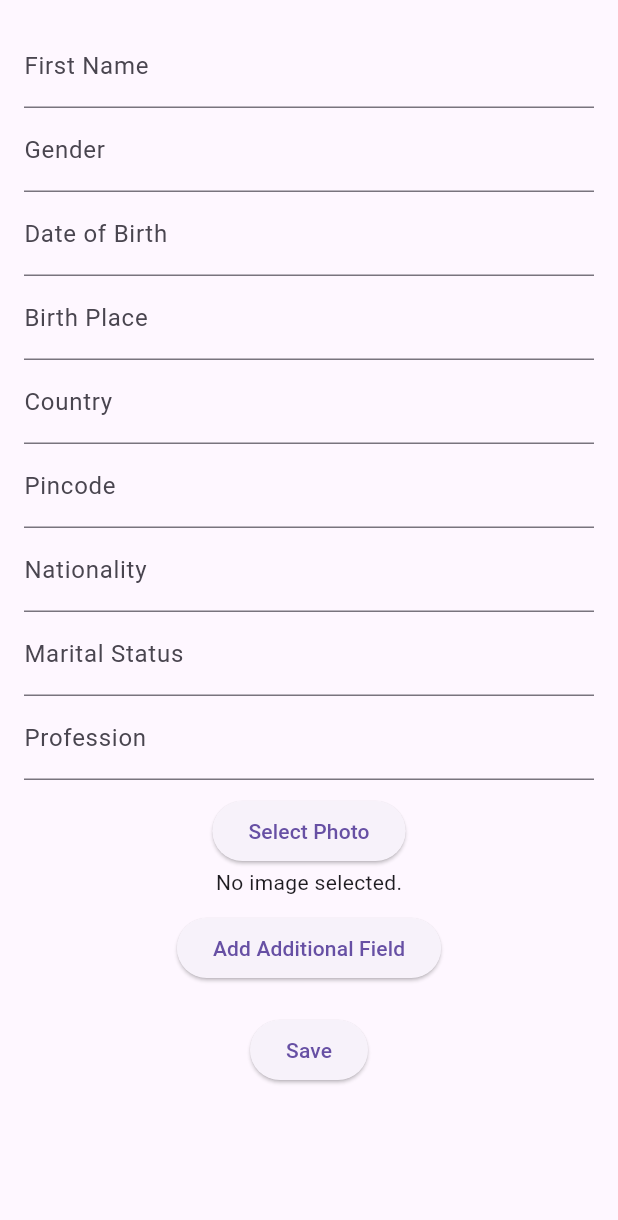
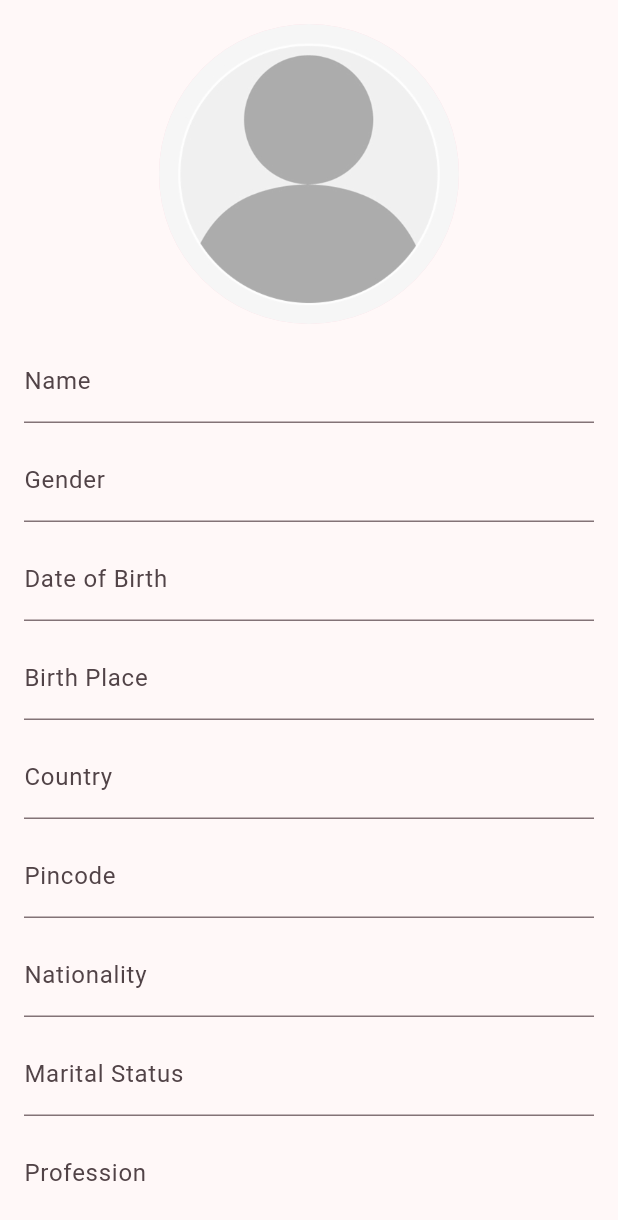
Before and after one commit to sakharevallabh/Galaxy, a Flutter app: the AddPersonView screen opened directly, on a phone screen of 412 x 824 dp. Shown: the top 1220 px of the screen. Run offline on Flutter 3.47's test engine with Material 3 defaults, Android fonts, the phone set to English and light mode, and no system bars; drawn by our look-alikes of searchfield; our stand-ins replace image_picker, logger, share, sqflite; accounts and stored records are empty.

Commit message:
Save button issue fixed for person details page and also image can be uploaded from person details page

```diff
--- /dev/null
+++ b/devtools_options.yaml
@@ -0,0 +1,3 @@
+description: This file stores settings for Dart & Flutter DevTools.
+documentation: https://docs.flutter.dev/tools/devtools/extensions#configure-extension-enablement-states
+extensions:
--- a/lib/model/person_model.dart
+++ b/lib/model/person_model.dart
@@ -12,7 +12,6 @@ class PersonModel {
   late final String? maritalStatus;
   late final String? profession;
   late final Uint8List? photo;
-  late final String? additionalFields;
 
   PersonModel({
     this.id,
@@ -26,7 +25,6 @@ class PersonModel {
     this.maritalStatus,
     this.profession,
     this.photo,
-    this.additionalFields,
   });
 
   Map<String, dynamic> toMap() {
@@ -42,7 +40,6 @@ class PersonModel {
       'maritalStatus': maritalStatus,
       'profession': profession,
       'photo': photo,
-      'additionalFields': additionalFields,
     };
   }
 
@@ -57,9 +54,10 @@ class PersonModel {
       pincode: map['pincode'] ?? 'Unknown',
       nationality: map['nationality'] ?? 'Unknown',
       maritalStatus: map['maritalStatus'] ?? 'Unknown',
-      photo: map['photo'] != null ? Uint8List.fromList(map['photo'].cast<int>()) : null,
       profession: map['profession'] ?? 'Unknown',
-      additionalFields: map['additionalFields'] ?? 'Unknown',
+      photo: map['photo'] != null
+          ? Uint8List.fromList(map['photo'].cast<int>())
+          : null,
     );
   }
 }
--- a/lib/views/forms/add_person.dart
+++ b/lib/views/forms/add_person.dart
@@ -1,9 +1,9 @@
-import 'dart:io';
 import 'dart:typed_data';
 import 'package:flutter/material.dart';
 import 'package:galaxy/helpers/people_database_helper.dart';
 import 'package:image_picker/image_picker.dart';
 import 'package:logger/logger.dart';
+import 'package:searchfield/searchfield.dart';
 
 class AddPersonView extends StatefulWidget {
   final Function()? onPersonAdded;
@@ -17,41 +17,28 @@ class AddPersonView extends StatefulWidget {
 class AddPersonViewState extends State<AddPersonView> {
   final _formKey = GlobalKey<FormState>();
   final logger = Logger();
-  File? _image;
+  XFile? _image;
+  Uint8List? _photo;
   final Map<String, dynamic> _formData = {};
+  final List<String> _maritalStatuses = ['Married', 'Unmarried', 'Divorced'];
+  final List<String> _gender = ['Male', 'Female'];
 
   // Controllers for form fields
-  final _nameController = TextEditingController();
-  final _genderController = TextEditingController();
-  final _dobController = TextEditingController();
-  final _birthPlaceController = TextEditingController();
-  final _countryController = TextEditingController();
-  final _pincodeController = TextEditingController();
-  final _nationalityController = TextEditingController();
-  final _maritalStatusController = TextEditingController();
-  final _professionController = TextEditingController();
-  Uint8List? _photo;
-  final List<Map<String, TextEditingController>> _additionalFields = [];
+  late final Map<String, TextEditingController> _controllers = {
+    'Name': TextEditingController(),
+    'Gender': TextEditingController(),
+    'Date of Birth': TextEditingController(),
+    'Birth Place': TextEditingController(),
+    'Country': TextEditingController(),
+    'Pincode': TextEditingController(),
+    'Nationality': TextEditingController(),
+    'Marital Status': TextEditingController(),
+    'Profession': TextEditingController(),
+  };
+
+
 
   final DatabaseHelper _databaseHelper = DatabaseHelper();
-
-  @override
-  void dispose() {
-    _nameController.dispose();
-    _genderController.dispose();
-    _dobController.dispose();
-    _birthPlaceController.dispose();
-    _countryController.dispose();
-    _pincodeController.dispose();
-    _nationalityController.dispose();
-    _maritalStatusController.dispose();
-    _professionController.dispose();
-    for (var field in _additionalFields) {
-      field['name']?.dispose();
-      field['value']?.dispose();
-    }
-    super.dispose();
-  }
 
   Future<void> _pickImage() async {
     final picker = ImagePicker();
@@ -59,7 +46,8 @@ class AddPersonViewState extends State<AddPersonView> {
     if (pickedFile != null) {
       pickedFile.readAsBytes().then((value) {
         setState(() {
-      _image = File(pickedFile.path);
+          //  _image = pickedFile;
+          _image = pickedFile;
           _photo = value;
         });
       }).catchError((error) {
@@ -76,66 +64,95 @@ class AddPersonViewState extends State<AddPersonView> {
     }
   }
 
+  void _clearForm() {
+     _controllers['Name']!.text = "";
+      _controllers['Gender']!.text = "";
+      _controllers['Date of Birth']!.text = "";
+      _controllers['Birth Place']!.text = "";
+      _controllers['Country']!.text = "";
+      _controllers['Pincode']!.text = "";
+      _controllers['Nationality']!.text = "";
+      _controllers['Marital Status']!.text = "";
+      _controllers['Profession']!.text = "";
+      setState(() {
+        _image = null;
+        _photo = null;
+      _photo!.clear();
+      });
+  }
+
   Future<void> _saveForm() async {
     if (_formKey.currentState!.validate()) {
       _formKey.currentState!.save();
       if (_image != null) {
         _formData['photo'] = _image!.path;
       }
-      final userId = await _databaseHelper.insertPerson({
-        'name': _nameController.text,
-        'gender': _genderController.text,
-        'dob': _dobController.text,
-        'birthPlace': _birthPlaceController.text,
-        'country': _countryController.text,
-        'pincode': _pincodeController.text,
-        'nationality': _nationalityController.text,
-        'maritalStatus': _maritalStatusController.text,
+      await _databaseHelper.insertPerson({
+        'name': _controllers['Name']!.text,
+        'gender': _controllers['Gender']!.text,
+        'dob': _controllers['Date of Birth']!.text,
+        'birthPlace': _controllers['Birth Place']!.text,
+        'country': _controllers['Country']!.text,
+        'pincode': _controllers['Pincode']!.text,
+        'nationality': _controllers['Nationality']!.text,
+        'maritalStatus': _controllers['Marital Status']!.text,
+        'profession': _controllers['Profession']!.text,
         'photo': _photo,
-        'profession': _professionController.text,
       });
 
-      for (var field in _additionalFields) {
-        await _databaseHelper.insertAdditionalField({
-          'userId': userId,
-          'fieldName': field['name']?.text,
-          'fieldValue': field['value']?.text,
-        });
-      }
+      _showSnackBar('Person added successfully!');
 
-      // Show a confirmation dialog or navigate to another page
-      _showSnackBar('Person added successfully!');
       if (widget.onPersonAdded != null) {
         widget.onPersonAdded!();
       }
+      _clearForm();
     }
   }
 
   @override
   Widget build(BuildContext context) {
     return Scaffold(
-      body: SingleChildScrollView(
+      body: Padding(
         padding: const EdgeInsets.all(16.0),
         child: Form(
           key: _formKey,
-          child: Column(
+          child: ListView(
             children: [
+              GestureDetector(
+                onTap: _pickImage,
+                child: CircleAvatar(
+                  radius: 100,
+                  backgroundImage: _image != null
+                      ? MemoryImage(_photo!)
+                      : const AssetImage('assets/images/placeholder.png') as ImageProvider,
+                ),
+              ),
+              const SizedBox(height: 10),
               TextFormField(
-                controller: _nameController,
-                decoration: const InputDecoration(labelText: 'First Name'),
+                controller: _controllers['Name']!,
+                decoration: const InputDecoration(labelText: 'Name'),
                 validator: (value) {
                   if (value == null || value.isEmpty) {
-                    return 'Please enter first name';
+                    return 'Please enter name of the person';
                   }
                   return null;
                 },
               ),
+              const SizedBox(height: 10),
+              SearchField(
+                controller: _controllers['Gender']!,
+                searchInputDecoration: const InputDecoration(
+                  labelText: 'Gender',
+                ),
+                maxSuggestionsInViewPort: 5,
+                autoCorrect: true,
+                suggestions: _gender
+                    .map((e) => SearchFieldListItem(e, child: Text(e)))
+                    .toList(),
+              ),
+              const SizedBox(height: 10),
               TextFormField(
-                controller: _genderController,
-                decoration: const InputDecoration(labelText: 'Gender'),
-              ),
-              TextFormField(
-                controller: _dobController,
+                controller: _controllers['Date of Birth']!,
                 decoration: const InputDecoration(labelText: 'Date of Birth'),
                 onTap: () async {
                   FocusScope.of(context).requestFocus(FocusNode());
@@ -147,75 +164,58 @@ class AddPersonViewState extends State<AddPersonView> {
                   );
                   if (pickedDate != null) {
                     setState(() {
-                      _dobController.text =
+                      _controllers['Date of Birth']!.text =
                           "${pickedDate.year}-${pickedDate.month}-${pickedDate.day}";
                     });
                   }
                 },
               ),
+              const SizedBox(height: 10),
               TextFormField(
-                controller: _birthPlaceController,
+                controller: _controllers['Birth Place']!,
                 decoration: const InputDecoration(labelText: 'Birth Place'),
               ),
+              const SizedBox(height: 10),
               TextFormField(
-                controller: _countryController,
+                controller: _controllers['Country']!,
                 decoration: const InputDecoration(labelText: 'Country'),
               ),
+              const SizedBox(height: 10),
               TextFormField(
-                controller: _pincodeController,
+                controller: _controllers['Pincode']!,
                 decoration: const InputDecoration(labelText: 'Pincode'),
               ),
+              const SizedBox(height: 10),
               TextFormField(
-                controller: _nationalityController,
+                controller: _controllers['Nationality']!,
                 decoration: const InputDecoration(labelText: 'Nationality'),
               ),
+              const SizedBox(height: 10),
+              SearchField(
+                controller: _controllers['Marital Status']!,
+                searchInputDecoration: const InputDecoration(
+                  labelText: 'Marital Status',
+                ),
+                maxSuggestionsInViewPort: 5,
+                autoCorrect: true,
+                suggestions: _maritalStatuses
+                    .map((e) => SearchFieldListItem(e, child: Text(e)))
+                    .toList(),
+              ),
+              const SizedBox(height: 10),
               TextFormField(
-                controller: _maritalStatusController,
-                decoration: const InputDecoration(labelText: 'Marital Status'),
-              ),
-              TextFormField(
-                controller: _professionController,
+                controller: _controllers['Profession']!,
                 decoration: const InputDecoration(labelText: 'Profession'),
               ),
               const SizedBox(height: 10),
-              ElevatedButton(
-                onPressed: _pickImage,
-                child: const Text('Select Photo'),
-              ),
-               _image == null
-                ? const Text('No image selected.')
-                : Image.file(_image!),
-              const SizedBox(height: 10),
-              ElevatedButton(
-                onPressed: () {
-                  setState(() {
-                    _additionalFields.add({
-                      'name': TextEditingController(),
-                      'value': TextEditingController(),
-                    });
-                  });
-                },
-                child: const Text('Add Additional Field'),
-              ),
-              ..._additionalFields.map((field) {
-                return Column(
-                  children: [
-                    TextFormField(
-                      controller: field['name'],
-                      decoration: const InputDecoration(
-                        labelText: 'Field Name',
-                      ),
-                    ),
-                    TextFormField(
-                      controller: field['value'],
-                      decoration: const InputDecoration(
-                        labelText: 'Field Value',
-                      ),
-                    ),
-                  ],
-                );
-              }),
-              const SizedBox(height: 20),
+              // ElevatedButton(
+              //   onPressed: _pickImage,
+              //   child: const Text('Select Photo'),
+              // ),
+              // _image == null
+              //     ? const Text('No image selected.')
+              //     : Image.file(_image!),
+              // const SizedBox(height: 20),
               ElevatedButton(
                 onPressed: _saveForm,
                 child: const Text('Save'),
@@ -226,33 +226,4 @@ class AddPersonViewState extends State<AddPersonView> {
       ),
     );
   }
-
-  List<Widget> _buildDynamicFields(
-    BuildContext context,
-    String label,
-    List<TextEditingController> controllers,
-  ) {
-    return [
-      Row(
-        mainAxisAlignment: MainAxisAlignment.spaceBetween,
-        children: [
-          Text(label),
-          IconButton(
-            icon: const Icon(Icons.add),
-            onPressed: () {
-              setState(() {
-                controllers.add(TextEditingController());
-              });
-            },
-          ),
-        ],
-      ),
-      ...controllers.map((controller) {
-        return TextFormField(
-          controller: controller,
-          decoration: InputDecoration(labelText: label),
-        );
-      }),
-    ];
 }
-}
--- a/pubspec.yaml
+++ b/pubspec.yaml
@@ -42,6 +42,7 @@ dependencies:
   # The following adds the Cupertino Icons font to your application.
   # Use with the CupertinoIcons class for iOS style icons.
   cupertino_icons: ^1.0.6
+  searchfield: ^1.0.5
 
 dev_dependencies:
   flutter_test:
@@ -73,6 +74,7 @@ flutter:
     - assets/images/My_Universe.jpg
     - assets/images/Profile_Settings.jpg
     - assets/images/Settings.jpg
+    - assets/images/placeholder.png
 
   # To add assets to your application, add an assets section, like this:
   # assets:
```
Also changed, not shown: lib/helpers/people_database_helper.dart (+2 -41 lines), lib/main.dart (+6 -9 lines), lib/views/details/person_details.dart (+40 -16 lines), lib/views/overview/people_overview.dart (+11 -11 lines), assets/images/placeholder.png (added), pubspec.lock. Lines whose indentation alone changed are shown as unchanged.
